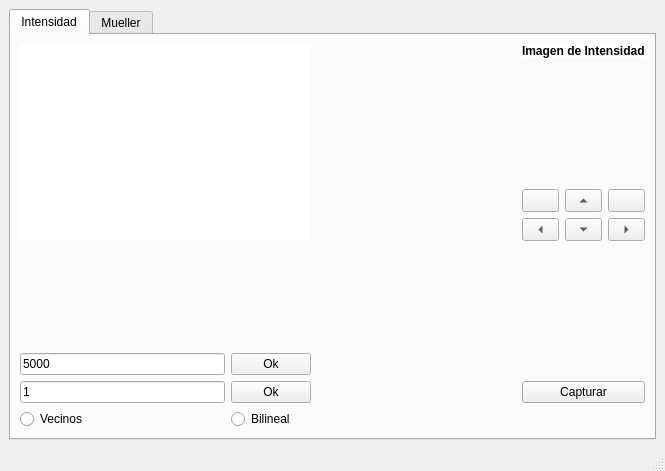
Above: GUI/gui.ui from dsilvapiedra/MWSI before the change. Below: the same form after it.
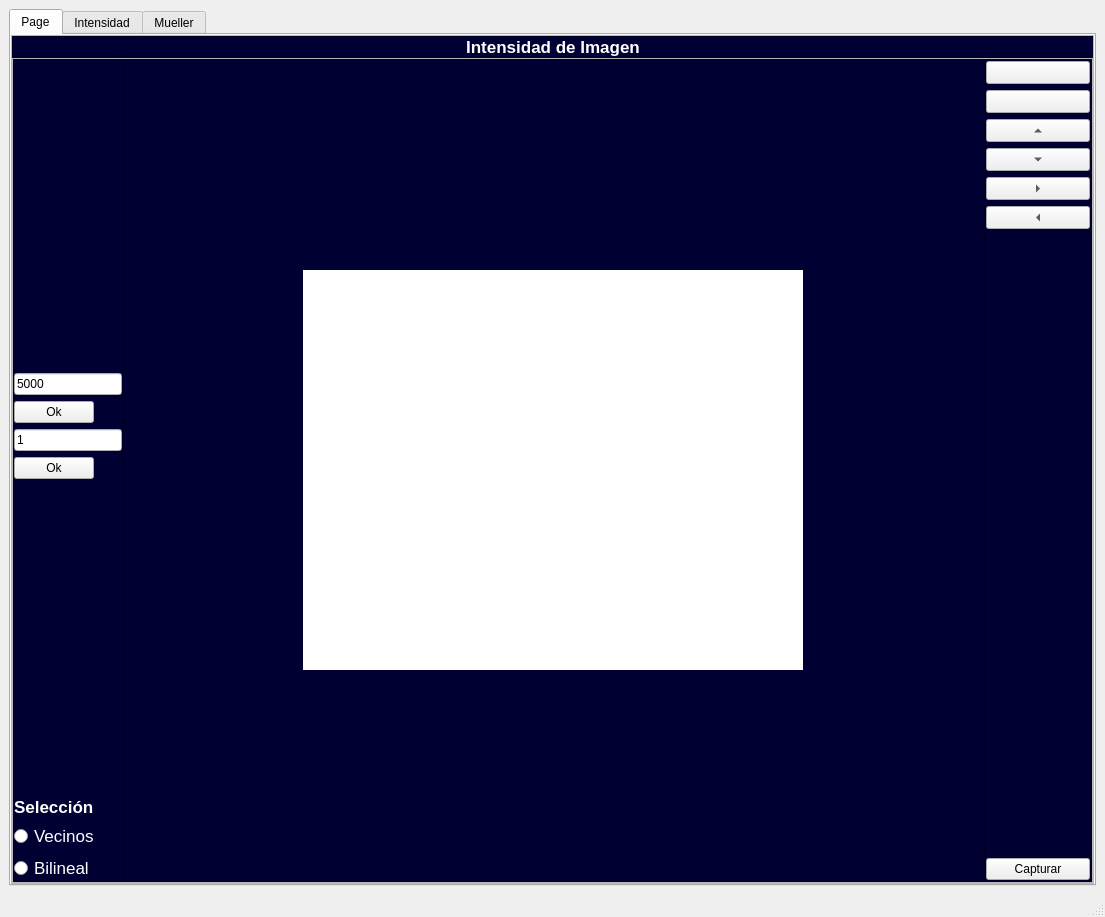
That is the form after the change. Icons and pictures are not drawn.

Commit message: Nuevo borrador GUI

The edit to the form file:
```diff
--- a/GUI/gui.ui
+++ b/GUI/gui.ui
@@ -6,8 +6,8 @@
    <rect>
     <x>0</x>
     <y>0</y>
-    <width>665</width>
-    <height>471</height>
+    <width>1105</width>
+    <height>917</height>
    </rect>
   </property>
   <property name="windowTitle">
@@ -35,6 +35,574 @@
       <property name="currentIndex">
        <number>0</number>
       </property>
+      <widget class="QWidget" name="tabIntensidad">
+       <attribute name="title">
+        <string>Page</string>
+       </attribute>
+       <layout class="QGridLayout" name="gridLayout_2">
+        <property name="leftMargin">
+         <number>0</number>
+        </property>
+        <property name="topMargin">
+         <number>0</number>
+        </property>
+        <property name="rightMargin">
+         <number>0</number>
+        </property>
+        <property name="bottomMargin">
+         <number>0</number>
+        </property>
+        <property name="spacing">
+         <number>0</number>
+        </property>
+        <item row="0" column="0">
+         <widget class="QFrame" name="frame">
+          <property name="frameShape">
+           <enum>QFrame::StyledPanel</enum>
+          </property>
+          <property name="frameShadow">
+           <enum>QFrame::Raised</enum>
+          </property>
+          <layout class="QVBoxLayout" name="verticalLayout">
+           <property name="spacing">
+            <number>0</number>
+           </property>
+           <property name="leftMargin">
+            <number>0</number>
+           </property>
+           <property name="topMargin">
+            <number>0</number>
+           </property>
+           <property name="rightMargin">
+            <number>0</number>
+           </property>
+           <property name="bottomMargin">
+            <number>0</number>
+           </property>
+           <item>
+            <widget class="QFrame" name="frameSuperior_2">
+             <property name="maximumSize">
+              <size>
+               <width>16777215</width>
+               <height>40</height>
+              </size>
+             </property>
+             <property name="styleSheet">
+              <string notr="true">background-color: rgb(0, 0, 50);</string>
+             </property>
+             <property name="frameShape">
+              <enum>QFrame::StyledPanel</enum>
+             </property>
+             <property name="frameShadow">
+              <enum>QFrame::Raised</enum>
+             </property>
+             <layout class="QHBoxLayout" name="horizontalLayout_2">
+              <property name="spacing">
+               <number>0</number>
+              </property>
+              <property name="leftMargin">
+               <number>0</number>
+              </property>
+              <property name="topMargin">
+               <number>0</number>
+              </property>
+              <property name="rightMargin">
+               <number>0</number>
+              </property>
+              <property name="bottomMargin">
+               <number>0</number>
+              </property>
+              <item>
+               <spacer name="horizontalSpacer_4">
+                <property name="orientation">
+                 <enum>Qt::Horizontal</enum>
+                </property>
+                <property name="sizeHint" stdset="0">
+                 <size>
+                  <width>40</width>
+                  <height>17</height>
+                 </size>
+                </property>
+               </spacer>
+              </item>
+              <item>
+               <widget class="QLabel" name="Titulo_2">
+                <property name="cursor">
+                 <cursorShape>ArrowCursor</cursorShape>
+                </property>
+                <property name="styleSheet">
+                 <string notr="true">color: rgb(255, 255, 255);
+font-familiy: &quot;MS Shell Dlg 2&quot;;
+font-weight: bold;
+font-size: 13pt;</string>
+                </property>
+                <property name="text">
+                 <string>Intensidad de Imagen</string>
+                </property>
+                <property name="alignment">
+                 <set>Qt::AlignCenter</set>
+                </property>
+               </widget>
+              </item>
+              <item>
+               <spacer name="horizontalSpacer_5">
+                <property name="orientation">
+                 <enum>Qt::Horizontal</enum>
+                </property>
+                <property name="sizeHint" stdset="0">
+                 <size>
+                  <width>40</width>
+                  <height>17</height>
+                 </size>
+                </property>
+               </spacer>
+              </item>
+             </layout>
+            </widget>
+           </item>
+           <item>
+            <widget class="QFrame" name="frameCentral">
+             <property name="frameShape">
+              <enum>QFrame::StyledPanel</enum>
+             </property>
+             <property name="frameShadow">
+              <enum>QFrame::Raised</enum>
+             </property>
+             <layout class="QHBoxLayout" name="horizontalLayout" stretch="0,8,1">
+              <property name="spacing">
+               <number>0</number>
+              </property>
+              <property name="leftMargin">
+               <number>0</number>
+              </property>
+              <property name="topMargin">
+               <number>0</number>
+              </property>
+              <property name="rightMargin">
+               <number>0</number>
+              </property>
+              <property name="bottomMargin">
+               <number>0</number>
+              </property>
+              <item>
+               <widget class="QFrame" name="frame_4">
+                <property name="styleSheet">
+                 <string notr="true">QFrame {
+
+background-color:rgb(0, 0, 50);
+ }
+
+QLabel {
+	color: rgb(255, 255, 254);
+	font: 13pt ;
+font-weight:bold;
+	
+}
+QRadioButton{
+	color: rgb(255, 255, 254);	font: 13pt ;
+}</string>
+                </property>
+                <property name="frameShape">
+                 <enum>QFrame::StyledPanel</enum>
+                </property>
+                <property name="frameShadow">
+                 <enum>QFrame::Raised</enum>
+                </property>
+                <layout class="QFormLayout" name="formLayout">
+                 <property name="horizontalSpacing">
+                  <number>0</number>
+                 </property>
+                 <property name="leftMargin">
+                  <number>0</number>
+                 </property>
+                 <property name="topMargin">
+                  <number>0</number>
+                 </property>
+                 <property name="rightMargin">
+                  <number>0</number>
+                 </property>
+                 <property name="bottomMargin">
+                  <number>0</number>
+                 </property>
+                 <item row="1" column="0">
+                  <widget class="QLineEdit" name="lineEdit_3">
+                   <property name="text">
+                    <string>5000</string>
+                   </property>
+                   <property name="readOnly">
+                    <bool>false</bool>
+                   </property>
+                   <property name="placeholderText">
+                    <string>Exposición</string>
+                   </property>
+                  </widget>
+                 </item>
+                 <item row="3" column="0">
+                  <widget class="QLineEdit" name="lineEdit_4">
+                   <property name="text">
+                    <string>1</string>
+                   </property>
+                   <property name="readOnly">
+                    <bool>false</bool>
+                   </property>
+                   <property name="placeholderText">
+                    <string>Num. Promedios</string>
+                   </property>
+                  </widget>
+                 </item>
+                 <item row="4" column="0">
+                  <widget class="QPushButton" name="pushButton_5">
+                   <property name="text">
+                    <string>Ok</string>
+                   </property>
+                  </widget>
+                 </item>
+                 <item row="2" column="0">
+                  <widget class="QPushButton" name="pushButton_6">
+                   <property name="text">
+                    <string>Ok</string>
+                   </property>
+                  </widget>
+                 </item>
+                 <item row="5" column="0">
+                  <spacer name="verticalSpacer_3">
+                   <property name="orientation">
+                    <enum>Qt::Vertical</enum>
+                   </property>
+                   <property name="sizeHint" stdset="0">
+                    <size>
+                     <width>20</width>
+                     <height>40</height>
+                    </size>
+                   </property>
+                  </spacer>
+                 </item>
+                 <item row="9" column="0">
+                  <widget class="QRadioButton" name="radioButton_5">
+                   <property name="text">
+                    <string>Bilineal</string>
+                   </property>
+                  </widget>
+                 </item>
+                 <item row="8" column="0">
+                  <widget class="QRadioButton" name="radioButton_4">
+                   <property name="text">
+                    <string>Vecinos</string>
+                   </property>
+                  </widget>
+                 </item>
+                 <item row="7" column="0">
+                  <widget class="QLabel" name="label_2">
+                   <property name="text">
+                    <string>Selección</string>
+                   </property>
+                  </widget>
+                 </item>
+                 <item row="0" column="0">
+                  <spacer name="verticalSpacer_5">
+                   <property name="orientation">
+                    <enum>Qt::Vertical</enum>
+                   </property>
+                   <property name="sizeHint" stdset="0">
+                    <size>
+                     <width>20</width>
+                     <height>40</height>
+                    </size>
+                   </property>
+                  </spacer>
+                 </item>
+                </layout>
+               </widget>
+              </item>
+              <item>
+               <widget class="QFrame" name="frame_3">
+                <property name="styleSheet">
+                 <string notr="true">QFrame {
+
+background-color:rgb(0, 0, 50);
+ }
+
+QLabel {
+	color: rgb(255, 255, 254);
+	font: 12pt ;
+	background-color: rgba(0, 0, 0,0);
+}</string>
+                </property>
+                <property name="frameShape">
+                 <enum>QFrame::StyledPanel</enum>
+                </property>
+                <property name="frameShadow">
+                 <enum>QFrame::Raised</enum>
+                </property>
+                <layout class="QGridLayout" name="gridLayout_3">
+                 <property name="leftMargin">
+                  <number>0</number>
+                 </property>
+                 <property name="topMargin">
+                  <number>0</number>
+                 </property>
+                 <property name="rightMargin">
+                  <number>0</number>
+                 </property>
+                 <property name="bottomMargin">
+                  <number>0</number>
+                 </property>
+                 <property name="horizontalSpacing">
+                  <number>0</number>
+                 </property>
+                 <item row="0" column="0">
+                  <widget class="QLabel" name="S0_2">
+                   <property name="maximumSize">
+                    <size>
+                     <width>500</width>
+                     <height>400</height>
+                    </size>
+                   </property>
+                   <property name="styleSheet">
+                    <string notr="true">background: rgb(255, 255, 255)</string>
+                   </property>
+                   <property name="text">
+                    <string/>
+                   </property>
+                  </widget>
+                 </item>
+                </layout>
+               </widget>
+              </item>
+              <item>
+               <widget class="QFrame" name="frame_5">
+                <property name="layoutDirection">
+                 <enum>Qt::LeftToRight</enum>
+                </property>
+                <property name="styleSheet">
+                 <string notr="true">QFrame {
+
+background-color:rgb(0, 0, 50);
+ }
+
+QLabel {
+	color: rgb(255, 255, 254);
+	font: 12pt ;
+	background-color: rgba(0, 0, 0,0);
+}</string>
+                </property>
+                <property name="frameShape">
+                 <enum>QFrame::StyledPanel</enum>
+                </property>
+                <property name="frameShadow">
+                 <enum>QFrame::Raised</enum>
+                </property>
+                <layout class="QFormLayout" name="formLayout_2">
+                 <property name="labelAlignment">
+                  <set>Qt::AlignBottom|Qt::AlignHCenter</set>
+                 </property>
+                 <property name="formAlignment">
+                  <set>Qt::AlignCenter</set>
+                 </property>
+                 <property name="horizontalSpacing">
+                  <number>0</number>
+                 </property>
+                 <property name="verticalSpacing">
+                  <number>0</number>
+                 </property>
+                 <property name="leftMargin">
+                  <number>0</number>
+                 </property>
+                 <property name="topMargin">
+                  <number>0</number>
+                 </property>
+                 <property name="rightMargin">
+                  <number>0</number>
+                 </property>
+                 <property name="bottomMargin">
+                  <number>0</number>
+                 </property>
+                 <item row="0" column="1">
+                  <widget class="QFrame" name="frame_6">
+                   <property name="frameShape">
+                    <enum>QFrame::StyledPanel</enum>
+                   </property>
+                   <property name="frameShadow">
+                    <enum>QFrame::Raised</enum>
+                   </property>
+                   <layout class="QGridLayout" name="gridLayout_4">
+                    <property name="leftMargin">
+                     <number>0</number>
+                    </property>
+                    <property name="topMargin">
+                     <number>0</number>
+                    </property>
+                    <property name="rightMargin">
+                     <number>0</number>
+                    </property>
+                    <property name="bottomMargin">
+                     <number>0</number>
+                    </property>
+                    <property name="horizontalSpacing">
+                     <number>0</number>
+                    </property>
+                    <item row="3" column="0">
+                     <widget class="QToolButton" name="toolButton_9">
+                      <property name="sizePolicy">
+                       <sizepolicy hsizetype="Minimum" vsizetype="Fixed">
+                        <horstretch>0</horstretch>
+                        <verstretch>0</verstretch>
+                       </sizepolicy>
+                      </property>
+                      <property name="cursor">
+                       <cursorShape>PointingHandCursor</cursorShape>
+                      </property>
+                      <property name="text">
+                       <string>...</string>
+                      </property>
+                      <property name="arrowType">
+                       <enum>Qt::UpArrow</enum>
+                      </property>
+                     </widget>
+                    </item>
+                    <item row="2" column="0">
+                     <widget class="QToolButton" name="toolButton_7">
+                      <property name="sizePolicy">
+                       <sizepolicy hsizetype="Minimum" vsizetype="Fixed">
+                        <horstretch>0</horstretch>
+                        <verstretch>0</verstretch>
+                       </sizepolicy>
+                      </property>
+                      <property name="cursor">
+                       <cursorShape>PointingHandCursor</cursorShape>
+                      </property>
+                      <property name="text">
+                       <string/>
+                      </property>
+                      <property name="icon">
+                       <iconset>
+                        <normaloff>../../../Descargas/larrow.png</normaloff>../../../Descargas/larrow.png</iconset>
+                      </property>
+                      <property name="toolButtonStyle">
+                       <enum>Qt::ToolButtonIconOnly</enum>
+                      </property>
+                      <property name="arrowType">
+                       <enum>Qt::NoArrow</enum>
+                      </property>
+                     </widget>
+                    </item>
+                    <item row="4" column="0">
+                     <widget class="QToolButton" name="toolButton_8">
+                      <property name="sizePolicy">
+                       <sizepolicy hsizetype="Minimum" vsizetype="Fixed">
+                        <horstretch>0</horstretch>
+                        <verstretch>0</verstretch>
+                       </sizepolicy>
+                      </property>
+                      <property name="cursor">
+                       <cursorShape>PointingHandCursor</cursorShape>
+                      </property>
+                      <property name="text">
+                       <string>...</string>
+                      </property>
+                      <property name="arrowType">
+                       <enum>Qt::DownArrow</enum>
+                      </property>
+                     </widget>
+                    </item>
+                    <item row="5" column="0">
+                     <widget class="QToolButton" name="toolButton_10">
+                      <property name="sizePolicy">
+                       <sizepolicy hsizetype="Minimum" vsizetype="Fixed">
+                        <horstretch>0</horstretch>
+                        <verstretch>0</verstretch>
+                       </sizepolicy>
+                      </property>
+                      <property name="cursor">
+                       <cursorShape>PointingHandCursor</cursorShape>
+                      </property>
+                      <property name="text">
+                       <string>...</string>
+                      </property>
+                      <property name="arrowType">
+                       <enum>Qt::RightArrow</enum>
+                      </property>
+                     </widget>
+                    </item>
+                    <item row="0" column="0">
+                     <widget class="QToolButton" name="toolButton_11">
+                      <property name="sizePolicy">
+                       <sizepolicy hsizetype="Minimum" vsizetype="Fixed">
+                        <horstretch>0</horstretch>
+                        <verstretch>0</verstretch>
+                       </sizepolicy>
+                      </property>
+                      <property name="cursor">
+                       <cursorShape>PointingHandCursor</cursorShape>
+                      </property>
+                      <property name="text">
+                       <string/>
+                      </property>
+                      <property name="icon">
+                       <iconset>
+                        <normaloff>../../../Descargas/rarrow.png</normaloff>../../../Descargas/rarrow.png</iconset>
+                      </property>
+                      <property name="toolButtonStyle">
+                       <enum>Qt::ToolButtonIconOnly</enum>
+                      </property>
+                      <property name="arrowType">
+                       <enum>Qt::NoArrow</enum>
+                      </property>
+                     </widget>
+                    </item>
+                    <item row="6" column="0">
+                     <widget class="QToolButton" name="toolButton_12">
+                      <property name="sizePolicy">
+                       <sizepolicy hsizetype="Minimum" vsizetype="Fixed">
+                        <horstretch>0</horstretch>
+                        <verstretch>0</verstretch>
+                       </sizepolicy>
+                      </property>
+                      <property name="cursor">
+                       <cursorShape>PointingHandCursor</cursorShape>
+                      </property>
+                      <property name="text">
+                       <string>...</string>
+                      </property>
+                      <property name="arrowType">
+                       <enum>Qt::LeftArrow</enum>
+                      </property>
+                     </widget>
+                    </item>
+                    <item row="8" column="0">
+                     <widget class="QPushButton" name="pushButton_7">
+                      <property name="text">
+                       <string>Capturar</string>
+                      </property>
+                     </widget>
+                    </item>
+                    <item row="7" column="0">
+                     <spacer name="verticalSpacer_4">
+                      <property name="orientation">
+                       <enum>Qt::Vertical</enum>
+                      </property>
+                      <property name="sizeHint" stdset="0">
+                       <size>
+                        <width>20</width>
+                        <height>40</height>
+                       </size>
+                      </property>
+                     </spacer>
+                    </item>
+                   </layout>
+                  </widget>
+                 </item>
+                </layout>
+               </widget>
+              </item>
+             </layout>
+            </widget>
+           </item>
+          </layout>
+         </widget>
+        </item>
+       </layout>
+      </widget>
       <widget class="QWidget" name="intensidadTab">
        <property name="sizePolicy">
         <sizepolicy hsizetype="Preferred" vsizetype="Preferred">
```
Left out of the diff: 4 changed lines with no effect on the pictures.
